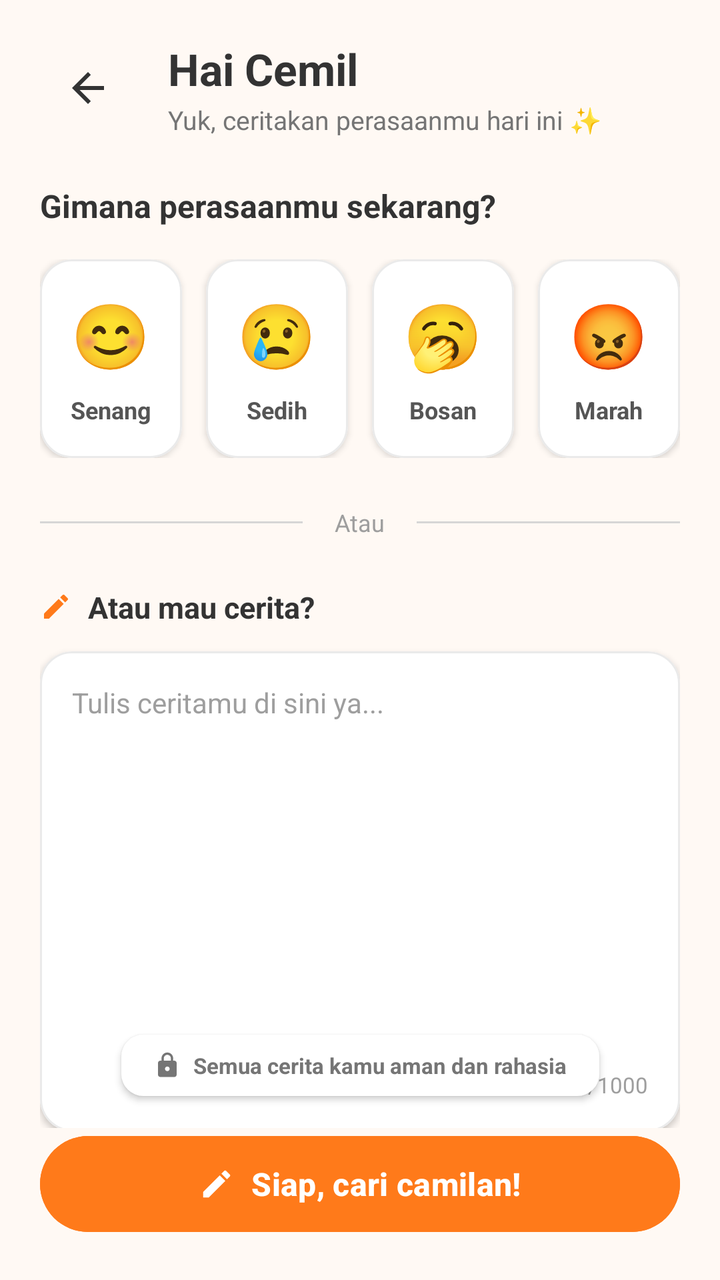
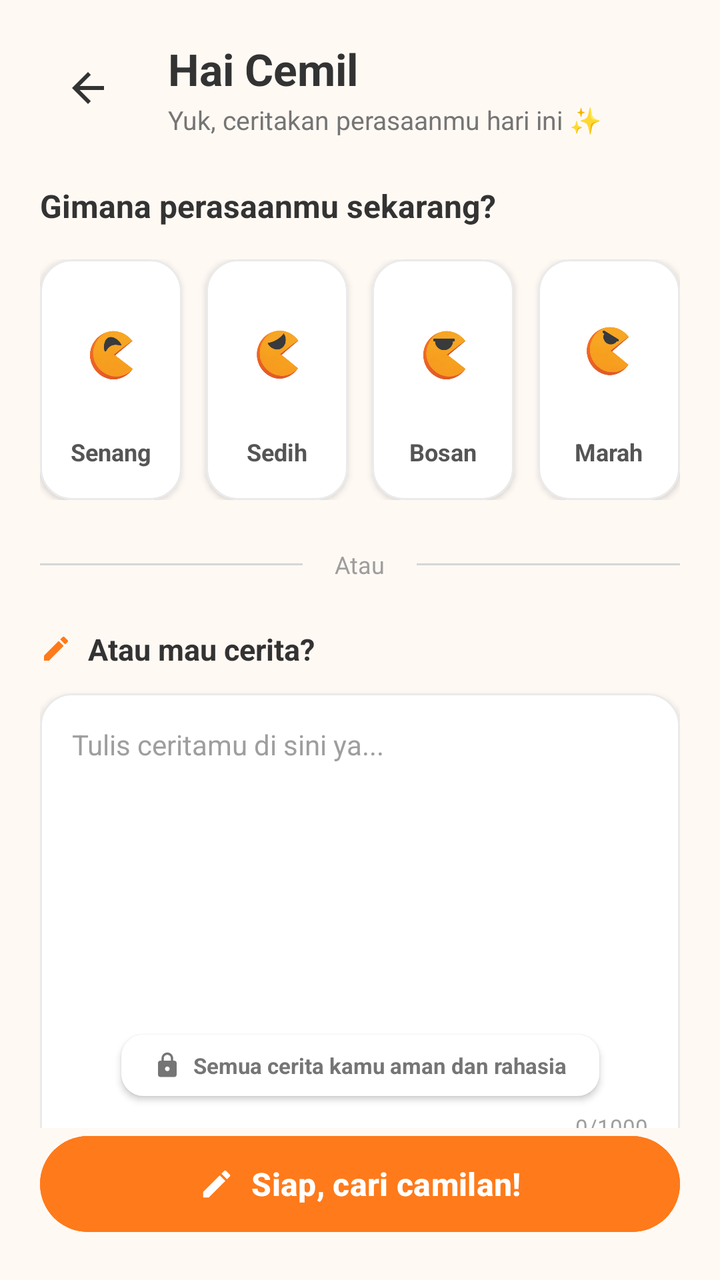

The first picture is an Android layout as it rendered before a commit; the second is the same layout after the commit. The layout source and the unified diff follow.
<!-- AndroidManifest.xml: application theme Theme.Cemil_feels -->
<!-- res/layout/activity_venting.xml -->
<?xml version="1.0" encoding="utf-8"?>
<androidx.constraintlayout.widget.ConstraintLayout xmlns:android="http://schemas.android.com/apk/res/android"
    xmlns:app="http://schemas.android.com/apk/res-auto"
    xmlns:tools="http://schemas.android.com/tools"
    android:layout_width="match_parent"
    android:layout_height="match_parent"
    android:background="#FFF9F4"
    android:padding="20dp">

    
    <ImageButton
        android:id="@+id/btn_back"
        android:layout_width="48dp"
        android:layout_height="48dp"
        android:background="?attr/selectableItemBackgroundBorderless"
        android:contentDescription="Kembali"
        app:srcCompat="@drawable/ic_arrow_back"
        app:tint="#333333"
        app:layout_constraintStart_toStartOf="parent"
        app:layout_constraintTop_toTopOf="parent" />

    <LinearLayout
        android:layout_width="0dp"
        android:layout_height="wrap_content"
        android:orientation="vertical"
        android:layout_marginStart="16dp"
        app:layout_constraintBottom_toBottomOf="@id/btn_back"
        app:layout_constraintEnd_toEndOf="parent"
        app:layout_constraintStart_toEndOf="@id/btn_back"
        app:layout_constraintTop_toTopOf="@id/btn_back">

        <TextView
            android:id="@+id/tv_header_title"
            android:layout_width="wrap_content"
            android:layout_height="wrap_content"
            android:text="Hai Cemil"
            android:textColor="#333333"
            android:textSize="22sp"
            android:textStyle="bold" />

        <TextView
            android:layout_width="wrap_content"
            android:layout_height="wrap_content"
            android:text="Yuk, ceritakan perasaanmu hari ini ✨"
            android:textColor="#757575"
            android:textSize="13sp"
            android:layout_marginTop="2dp" />
    </LinearLayout>

    
    <androidx.core.widget.NestedScrollView
        android:layout_width="match_parent"
        android:layout_height="0dp"
        android:clipToPadding="false"
        android:paddingTop="24dp"
        android:paddingBottom="24dp"
        app:layout_constraintBottom_toTopOf="@id/btn_submit_mood"
        app:layout_constraintTop_toBottomOf="@id/btn_back">

        <LinearLayout
            android:layout_width="match_parent"
            android:layout_height="wrap_content"
            android:orientation="vertical">

            
            <TextView
                android:id="@+id/tv_question"
                android:layout_width="match_parent"
                android:layout_height="wrap_content"
                android:text="Gimana perasaanmu sekarang?"
                android:textColor="#333333"
                android:textSize="16sp"
                android:textStyle="bold"
                android:layout_marginBottom="16dp" />

            
            <LinearLayout
                android:id="@+id/layout_mood_picker"
                android:layout_width="match_parent"
                android:layout_height="wrap_content"
                android:orientation="horizontal"
                android:weightSum="4">

                
                <com.google.android.material.card.MaterialCardView
                    android:id="@+id/picker_senang"
                    android:layout_width="0dp"
                    android:layout_height="wrap_content"
                    android:layout_weight="1"
                    android:layout_marginEnd="6dp"
                    app:cardCornerRadius="16dp"
                    app:cardElevation="2dp"
                    app:strokeColor="#EAEAEA"
                    app:strokeWidth="1dp"
                    app:cardBackgroundColor="@android:color/white">

                    <LinearLayout
                        android:layout_width="match_parent"
                        android:layout_height="match_parent"
                        android:orientation="vertical"
                        android:gravity="center"
                        android:paddingVertical="16dp">
                        <TextView
                            android:layout_width="wrap_content"
                            android:layout_height="wrap_content"
                            android:text="😊"
                            android:textSize="32sp" />
                        <TextView
                            android:layout_width="wrap_content"
                            android:layout_height="wrap_content"
                            android:layout_marginTop="8dp"
                            android:text="Senang"
                            android:textSize="12sp"
                            android:textColor="#555555"
                            android:textStyle="bold" />
                    </LinearLayout>
                </com.google.android.material.card.MaterialCardView>

                
                <com.google.android.material.card.MaterialCardView
                    android:id="@+id/picker_sedih"
                    android:layout_width="0dp"
                    android:layout_height="wrap_content"
                    android:layout_weight="1"
                    android:layout_marginHorizontal="6dp"
                    app:cardCornerRadius="16dp"
                    app:cardElevation="2dp"
                    app:strokeColor="#EAEAEA"
                    app:strokeWidth="1dp"
                    app:cardBackgroundColor="@android:color/white">

                    <LinearLayout
                        android:layout_width="match_parent"
                        android:layout_height="match_parent"
                        android:orientation="vertical"
                        android:gravity="center"
                        android:paddingVertical="16dp">
                        <TextView
                            android:layout_width="wrap_content"
                            android:layout_height="wrap_content"
                            android:text="😢"
                            android:textSize="32sp" />
                        <TextView
                            android:layout_width="wrap_content"
                            android:layout_height="wrap_content"
                            android:layout_marginTop="8dp"
                            android:text="Sedih"
                            android:textSize="12sp"
                            android:textColor="#555555"
                            android:textStyle="bold" />
                    </LinearLayout>
                </com.google.android.material.card.MaterialCardView>

                
                <com.google.android.material.card.MaterialCardView
                    android:id="@+id/picker_bosan"
                    android:layout_width="0dp"
                    android:layout_height="wrap_content"
                    android:layout_weight="1"
                    android:layout_marginHorizontal="6dp"
                    app:cardCornerRadius="16dp"
                    app:cardElevation="2dp"
                    app:strokeColor="#EAEAEA"
                    app:strokeWidth="1dp"
                    app:cardBackgroundColor="@android:color/white">

                    <LinearLayout
                        android:layout_width="match_parent"
                        android:layout_height="match_parent"
                        android:orientation="vertical"
                        android:gravity="center"
                        android:paddingVertical="16dp">
                        <TextView
                            android:layout_width="wrap_content"
                            android:layout_height="wrap_content"
                            android:text="🥱"
                            android:textSize="32sp" />
                        <TextView
                            android:layout_width="wrap_content"
                            android:layout_height="wrap_content"
                            android:layout_marginTop="8dp"
                            android:text="Bosan"
                            android:textSize="12sp"
                            android:textColor="#555555"
                            android:textStyle="bold" />
                    </LinearLayout>
                </com.google.android.material.card.MaterialCardView>

                
                <com.google.android.material.card.MaterialCardView
                    android:id="@+id/picker_marah"
                    android:layout_width="0dp"
                    android:layout_height="wrap_content"
                    android:layout_weight="1"
                    android:layout_marginStart="6dp"
                    app:cardCornerRadius="16dp"
                    app:cardElevation="2dp"
                    app:strokeColor="#EAEAEA"
                    app:strokeWidth="1dp"
                    app:cardBackgroundColor="@android:color/white">

                    <LinearLayout
                        android:layout_width="match_parent"
                        android:layout_height="match_parent"
                        android:orientation="vertical"
                        android:gravity="center"
                        android:paddingVertical="16dp">
                        <TextView
                            android:layout_width="wrap_content"
                            android:layout_height="wrap_content"
                            android:text="😡"
                            android:textSize="32sp" />
                        <TextView
                            android:layout_width="wrap_content"
                            android:layout_height="wrap_content"
                            android:layout_marginTop="8dp"
                            android:text="Marah"
                            android:textSize="12sp"
                            android:textColor="#555555"
                            android:textStyle="bold" />
                    </LinearLayout>
                </com.google.android.material.card.MaterialCardView>
            </LinearLayout>

            
            <LinearLayout
                android:layout_width="match_parent"
                android:layout_height="wrap_content"
                android:orientation="horizontal"
                android:gravity="center"
                android:layout_marginTop="24dp"
                android:layout_marginBottom="24dp">
                <View
                    android:id="@+id/divider_left"
                    android:layout_width="0dp"
                    android:layout_height="1dp"
                    android:layout_weight="1"
                    android:background="#D6D6D6" />
                <TextView
                    android:id="@+id/tv_or"
                    android:layout_width="wrap_content"
                    android:layout_height="wrap_content"
                    android:text="Atau"
                    android:textColor="#9E9E9E"
                    android:textSize="12sp"
                    android:layout_marginHorizontal="16dp" />
                <View
                    android:id="@+id/divider_right"
                    android:layout_width="0dp"
                    android:layout_height="1dp"
                    android:layout_weight="1"
                    android:background="#D6D6D6" />
            </LinearLayout>

            
            <LinearLayout
                android:layout_width="match_parent"
                android:layout_height="wrap_content"
                android:orientation="horizontal"
                android:gravity="center_vertical"
                android:layout_marginBottom="12dp">
                <ImageView
                    android:layout_width="16dp"
                    android:layout_height="16dp"
                    app:srcCompat="@drawable/ic_pencil"
                    app:tint="#FF7A1A"
                    android:layout_marginEnd="8dp"/>
                <TextView
                    android:id="@+id/tv_write_story_title"
                    android:layout_width="wrap_content"
                    android:layout_height="wrap_content"
                    android:text="Atau mau cerita?"
                    android:textColor="#333333"
                    android:textSize="15sp"
                    android:textStyle="bold" />
            </LinearLayout>

            
            <com.google.android.material.card.MaterialCardView
                android:id="@+id/card_text_input"
                android:layout_width="match_parent"
                android:layout_height="240dp"
                app:cardCornerRadius="16dp"
                app:cardElevation="2dp"
                app:strokeColor="#EAEAEA"
                app:strokeWidth="1dp"
                app:cardBackgroundColor="@android:color/white">

                <androidx.constraintlayout.widget.ConstraintLayout
                    android:layout_width="match_parent"
                    android:layout_height="match_parent"
                    android:padding="16dp">

                    <EditText
                        android:id="@+id/et_story_input"
                        android:layout_width="match_parent"
                        android:layout_height="0dp"
                        android:background="@android:color/transparent"
                        android:gravity="top|start"
                        android:hint="Tulis ceritamu di sini ya..."
                        android:textColorHint="#9E9E9E"
                        android:inputType="textMultiLine"
                        android:maxLength="1000"
                        android:textColor="#333333"
                        android:textSize="14sp"
                        app:layout_constraintBottom_toTopOf="@id/tv_char_counter"
                        app:layout_constraintTop_toTopOf="parent"
                        android:layout_marginBottom="8dp"/>

                    <TextView
                        android:id="@+id/tv_char_counter"
                        android:layout_width="wrap_content"
                        android:layout_height="wrap_content"
                        android:text="0/1000"
                        android:textColor="#9E9E9E"
                        android:textSize="11sp"
                        app:layout_constraintBottom_toBottomOf="parent"
                        app:layout_constraintEnd_toEndOf="parent" />
                </androidx.constraintlayout.widget.ConstraintLayout>
            </com.google.android.material.card.MaterialCardView>
        </LinearLayout>
    </androidx.core.widget.NestedScrollView>

    
    
    <LinearLayout
        android:id="@+id/layout_security_footer"
        android:layout_width="wrap_content"
        android:layout_height="wrap_content"
        android:orientation="horizontal"
        android:gravity="center"
        android:background="@drawable/bg_rounded_rectangle_19"
        android:backgroundTint="#FFFFFF"
        android:paddingHorizontal="16dp"
        android:paddingVertical="8dp"
        android:elevation="2dp"
        android:layout_marginBottom="16dp"
        app:layout_constraintBottom_toTopOf="@id/btn_submit_mood"
        app:layout_constraintEnd_toEndOf="parent"
        app:layout_constraintStart_toStartOf="parent">

        <ImageView
            android:layout_width="14dp"
            android:layout_height="14dp"
            android:layout_marginEnd="6dp"
            app:srcCompat="@drawable/ic_lock"
            app:tint="#757575" />

        <TextView
            android:layout_width="wrap_content"
            android:layout_height="wrap_content"
            android:text="Semua cerita kamu aman dan rahasia"
            android:textColor="#757575"
            android:textSize="11sp"
            android:textStyle="bold" />
    </LinearLayout>

    
    <com.google.android.material.button.MaterialButton
        android:id="@+id/btn_submit_mood"
        android:layout_width="match_parent"
        android:layout_height="56dp"
        android:backgroundTint="#FF7A1A"
        android:text="Siap, cari camilan!"
        android:textColor="@android:color/white"
        android:textSize="16sp"
        android:textStyle="bold"
        app:icon="@drawable/ic_pencil"
        app:iconGravity="textStart"
        app:iconTint="@android:color/white"
        app:cornerRadius="28dp"
        android:elevation="6dp"
        app:layout_constraintBottom_toBottomOf="parent" />

</androidx.constraintlayout.widget.ConstraintLayout>
<!-- resources referenced by this layout -->
<resources>
  <!-- drawable bg_rounded_rectangle_19 (drawable) -->
  <?xml version="1.0" encoding="utf-8"?>
  <shape xmlns:android="http://schemas.android.com/apk/res/android"
      android:shape="rectangle">
      <solid android:color="#FFFFFFFF" />
      <corners android:radius="11dp" />
  </shape>
  <!-- drawable ic_arrow_back (drawable) -->
  <vector xmlns:android="http://schemas.android.com/apk/res/android"
      android:width="24dp"
      android:height="24dp"
      android:viewportWidth="24"
      android:viewportHeight="24">
    <path
        android:fillColor="#FF2C2C2C"
        android:pathData="M20,11H7.83l5.59,-5.59L12,4l-8,8 8,8 1.41,-1.41L7.83,13H20v-2z"/>
  </vector>
  <!-- drawable ic_lock (drawable) -->
  <vector xmlns:android="http://schemas.android.com/apk/res/android"
      android:width="24dp"
      android:height="24dp"
      android:viewportWidth="24"
      android:viewportHeight="24">
    <path
        android:fillColor="#FF2C2C2C"
        android:pathData="M18,8h-1V6c0,-2.76 -2.24,-5 -5,-5S7,3.24 7,6v2H6c-1.1,0 -2,0.9 -2,2v10c0,1.1 0.9,2 2,2h12c1.1,0 2,-0.9 2,-2V10C20,8.9 19.1,8 18,8zM9,6c0,-1.66 1.34,-3 3,-3s3,1.34 3,3v2H9V6zM12,17c-1.1,0 -2,-0.9 -2,-2s0.9,-2 2,-2 2,0.9 2,2S13.1,17 12,17z"/>
  </vector>
  <!-- drawable ic_pencil (drawable) -->
  <vector xmlns:android="http://schemas.android.com/apk/res/android"
      android:width="24dp"
      android:height="24dp"
      android:viewportWidth="24"
      android:viewportHeight="24">
    <path
        android:fillColor="#FFFFFFFF"
        android:pathData="M3,17.25V21h3.75L17.81,9.94l-3.75,-3.75L3,17.25zM20.71,7.04c0.39,-0.39 0.39,-1.02 0,-1.41l-2.34,-2.34c-0.39,-0.39 -1.02,-0.39 -1.41,0l-1.83,1.83 3.75,3.75 1.83,-1.83z"/>
  </vector>
  <style name="Theme.Cemil_feels" parent="Base.Theme.Cemil_feels" />
  <style name="Base.Theme.Cemil_feels" parent="Theme.Material3.DayNight.NoActionBar">
          
          
      </style>
</resources>

<!-- the commit's change to res/layout/activity_venting.xml (unified diff, before → after) -->
@@ -100,11 +100,11 @@
                         android:orientation="vertical"
                         android:gravity="center"
                         android:paddingVertical="16dp">
-                        <TextView
-                            android:layout_width="wrap_content"
-                            android:layout_height="wrap_content"
-                            android:text="😊"
-                            android:textSize="32sp" />
+                        <ImageView
+                            android:layout_width="64dp"
+                            android:layout_height="64dp"
+                            android:src="@drawable/hpy"
+                            android:scaleType="fitCenter" />
                         <TextView
                             android:layout_width="wrap_content"
                             android:layout_height="wrap_content"
@@ -135,11 +135,11 @@
                         android:orientation="vertical"
                         android:gravity="center"
                         android:paddingVertical="16dp">
-                        <TextView
-                            android:layout_width="wrap_content"
-                            android:layout_height="wrap_content"
-                            android:text="😢"
-                            android:textSize="32sp" />
+                        <ImageView
+                            android:layout_width="64dp"
+                            android:layout_height="64dp"
+                            android:src="@drawable/sad"
+                            android:scaleType="fitCenter" />
                         <TextView
                             android:layout_width="wrap_content"
                             android:layout_height="wrap_content"
@@ -170,11 +170,11 @@
                         android:orientation="vertical"
                         android:gravity="center"
                         android:paddingVertical="16dp">
-                        <TextView
-                            android:layout_width="wrap_content"
-                            android:layout_height="wrap_content"
-                            android:text="🥱"
-                            android:textSize="32sp" />
+                        <ImageView
+                            android:layout_width="64dp"
+                            android:layout_height="64dp"
+                            android:src="@drawable/brng"
+                            android:scaleType="fitCenter" />
                         <TextView
                             android:layout_width="wrap_content"
                             android:layout_height="wrap_content"
@@ -205,11 +205,11 @@
                         android:orientation="vertical"
                         android:gravity="center"
                         android:paddingVertical="16dp">
-                        <TextView
-                            android:layout_width="wrap_content"
-                            android:layout_height="wrap_content"
-                            android:text="😡"
-                            android:textSize="32sp" />
+                        <ImageView
+                            android:layout_width="64dp"
+                            android:layout_height="64dp"
+                            android:src="@drawable/mad"
+                            android:scaleType="fitCenter" />
                         <TextView
                             android:layout_width="wrap_content"
                             android:layout_height="wrap_content"
<!-- resource entries referenced after the edit -->
@@ -7,6 +7,8 @@
       <solid android:color="#FFFFFFFF" />
       <corners android:radius="11dp" />
   </shape>
+  <!-- drawable brng: png bitmap (drawable, 43036 bytes) -->
+  <!-- drawable hpy: png bitmap (drawable, 45169 bytes) -->
   <!-- drawable ic_arrow_back (drawable) -->
   <vector xmlns:android="http://schemas.android.com/apk/res/android"
       android:width="24dp"
@@ -37,6 +39,8 @@
         android:fillColor="#FFFFFFFF"
         android:pathData="M3,17.25V21h3.75L17.81,9.94l-3.75,-3.75L3,17.25zM20.71,7.04c0.39,-0.39 0.39,-1.02 0,-1.41l-2.34,-2.34c-0.39,-0.39 -1.02,-0.39 -1.41,0l-1.83,1.83 3.75,3.75 1.83,-1.83z"/>
   </vector>
+  <!-- drawable mad: png bitmap (drawable, 43639 bytes) -->
+  <!-- drawable sad: png bitmap (drawable, 44025 bytes) -->
   <style name="Theme.Cemil_feels" parent="Base.Theme.Cemil_feels" />
   <style name="Base.Theme.Cemil_feels" parent="Theme.Material3.DayNight.NoActionBar">
           
